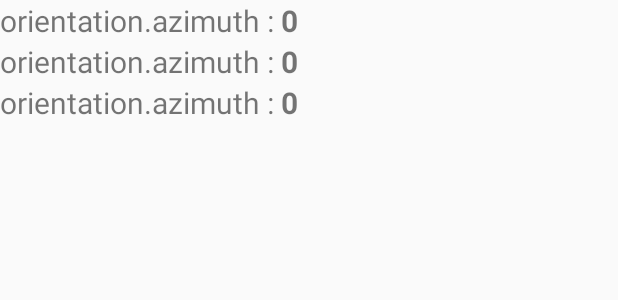
After one commit to fieldhawker/QiitaAppKotlin, an Android app: the layout activity_sensor.xml on its own in the app's theme, with its tools: preview values and no code run, on a phone screen of 412 x 824 dp. The commit adds this screen. Shown: the top 300 px of the screen. Run offline under Robolectric (Android 15) with nearby library versions, the phone set to English and light mode, and no system bars.

Commit message:
傾き等を取得するセンサー画面を追加

```diff
--- a/app/app/src/main/AndroidManifest.xml
+++ b/app/app/src/main/AndroidManifest.xml
@@ -26,6 +26,7 @@
             android:windowSoftInputMode="stateAlwaysHidden" />
         <activity android:name=".ArticleActivity" />
         <activity android:name=".WatchActivity" />
+        <activity android:name=".SensorActivity" />
 
     </application>
 
--- a/app/app/src/main/res/layout/activity_main.xml
+++ b/app/app/src/main/res/layout/activity_main.xml
@@ -22,4 +22,10 @@
         android:layout_width="match_parent"
         android:layout_height="wrap_content"
         android:text="ストップウォッチ" />
+
+    <Button
+        android:id="@+id/sensor_button"
+        android:layout_width="match_parent"
+        android:layout_height="wrap_content"
+        android:text="センサー" />
 </LinearLayout>
--- /dev/null
+++ b/app/app/src/main/res/layout/activity_sensor.xml
@@ -0,0 +1,77 @@
+<?xml version="1.0" encoding="utf-8"?>
+
+<LinearLayout xmlns:android="http://schemas.android.com/apk/res/android"
+    xmlns:app="http://schemas.android.com/apk/res-auto"
+    xmlns:tools="http://schemas.android.com/tools"
+    android:layout_width="match_parent"
+    android:layout_height="match_parent"
+    android:orientation="vertical">
+
+    <LinearLayout
+        android:layout_width="match_parent"
+        android:layout_height="wrap_content"
+        android:gravity="bottom"
+        android:orientation="horizontal">
+
+
+        <TextView
+            android:id="@+id/labelText"
+            android:layout_width="wrap_content"
+            android:layout_height="wrap_content"
+            android:textSize="20sp"
+            tools:text="orientation.azimuth : " />
+
+        <TextView
+            android:id="@+id/azimuthText"
+            android:layout_width="wrap_content"
+            android:layout_height="wrap_content"
+            android:textSize="20sp"
+            android:textStyle="bold"
+            tools:text="0" />
+    </LinearLayout>
+    <LinearLayout
+        android:layout_width="match_parent"
+        android:layout_height="wrap_content"
+        android:gravity="bottom"
+        android:orientation="horizontal">
+
+
+        <TextView
+            android:id="@+id/labelText2"
+            android:layout_width="wrap_content"
+            android:layout_height="wrap_content"
+            android:textSize="20sp"
+            tools:text="orientation.azimuth : " />
+
+        <TextView
+            android:id="@+id/pitchText"
+            android:layout_width="wrap_content"
+            android:layout_height="wrap_content"
+            android:textSize="20sp"
+            android:textStyle="bold"
+            tools:text="0" />
+    </LinearLayout>
+    <LinearLayout
+        android:layout_width="match_parent"
+        android:layout_height="wrap_content"
+        android:gravity="bottom"
+        android:orientation="horizontal">
+
+
+        <TextView
+            android:id="@+id/labelText3"
+            android:layout_width="wrap_content"
+            android:layout_height="wrap_content"
+            android:textSize="20sp"
+            tools:text="orientation.azimuth : " />
+
+        <TextView
+            android:id="@+id/rollText"
+            android:layout_width="wrap_content"
+            android:layout_height="wrap_content"
+            android:textSize="20sp"
+            android:textStyle="bold"
+            tools:text="0" />
+    </LinearLayout>
+
+</LinearLayout>
```
Also changed, not shown: app/app/src/main/java/com/product/hawker/qiitaappkotlin/MainActivity.kt (+11 -0 lines), app/app/src/main/java/com/product/hawker/qiitaappkotlin/SensorActivity.kt (added, +97 -0 lines).
